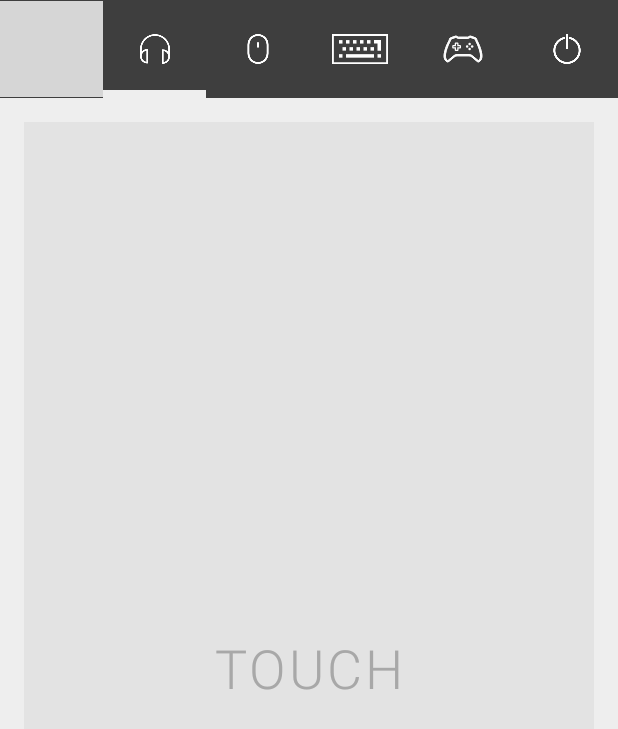
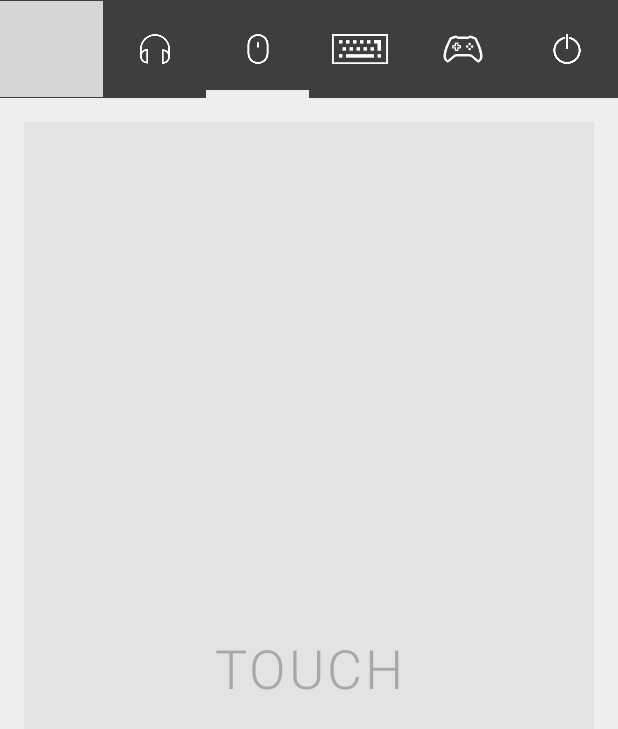
Before and after one commit to Miki96/poly-remote, an Android app: the screen it shows after launch (MainActivity), after a tap on an icon or button, on a phone screen of 412 x 824 dp. Shown: the top 729 px of the screen. Run offline under Robolectric (Android 15) with nearby library versions, the phone set to English and light mode, and no system bars; our stand-ins replace Volley; grey boxes are pictures that could not be loaded.

```diff
--- a/app/app/src/main/java/com/example/polyremote/MainActivity.java
+++ b/app/app/src/main/java/com/example/polyremote/MainActivity.java
@@ -4,14 +4,19 @@ import androidx.appcompat.app.AppCompatActivity;
 import androidx.fragment.app.Fragment;
 import androidx.fragment.app.FragmentTransaction;
 
+import android.animation.ObjectAnimator;
+import android.content.res.Configuration;
 import android.os.Bundle;
 import android.view.View;
+import android.widget.Toast;
 
 import com.example.polyremote.databinding.ActivityMainBinding;
 
 public class MainActivity extends AppCompatActivity {
 
     private ActivityMainBinding binding;
+    private Toast errorToast = null;
+
 
     @Override
     protected void onCreate(Bundle savedInstanceState) {
@@ -20,6 +25,9 @@ public class MainActivity extends AppCompatActivity {
         binding = ActivityMainBinding.inflate(getLayoutInflater());
         setContentView(binding.getRoot());
 
+        // set web service
+        initializeService();
+
         // menu bar callbacks
         addNavigationCallbacks();
 
@@ -27,6 +35,10 @@ public class MainActivity extends AppCompatActivity {
         changeFragment(0);
     }
 
+    private void initializeService() {
+        WebRequests.getInstance().setActivity(this);
+        WebRequests.getInstance().setUrlRoot("http://192.168.100.97:6252/");
+    }
 
     private void changeFragment(int page) {
         Fragment fragment = null;
@@ -54,6 +66,8 @@ public class MainActivity extends AppCompatActivity {
             transaction.replace(binding.fragmentHolder.getId(), fragment);
             transaction.commit();
         }
+
+        setSelectedAnimation(page);
     }
 
     private void addNavigationCallbacks() {
@@ -64,4 +78,25 @@ public class MainActivity extends AppCompatActivity {
         binding.buttonPrograms.setOnClickListener((View v) -> { changeFragment(4); });
     }
 
+    private void setSelectedAnimation(int page) {
+        int offset = 0;
+        String transitionType = "translationX";
+        if(getResources().getConfiguration().orientation == Configuration.ORIENTATION_LANDSCAPE){
+            offset = binding.selected.getHeight() * page;
+            transitionType = "translationY";
+        } else {
+            offset = binding.selected.getWidth() * page;
+            transitionType = "translationX";
+        }
+
+        ObjectAnimator animation = ObjectAnimator.ofFloat(binding.selected, transitionType, offset);
+        animation.setDuration(200);
+        animation.start();
+    }
+
+    public void serverError(String info) {
+        String msg = "Server error: Make sure your IP is correct and server is started.";
+        Toast.makeText(this, msg, Toast.LENGTH_LONG).show();
+    }
+
 }
--- a/app/app/src/main/java/com/example/polyremote/WebRequests.java
+++ b/app/app/src/main/java/com/example/polyremote/WebRequests.java
@@ -1,7 +1,9 @@
 package com.example.polyremote;
 
 import android.content.Context;
+import android.widget.Toast;
 
+import com.android.volley.DefaultRetryPolicy;
 import com.android.volley.Request;
 import com.android.volley.RequestQueue;
 import com.android.volley.Response;
@@ -22,6 +24,7 @@ public class WebRequests {
     }
 
     private String urlRoot;
+    private MainActivity activity;
 
     private WebRequests() {
         this.urlRoot = null;
@@ -31,7 +34,6 @@ public class WebRequests {
     public static WebRequests getInstance() {
         if (instance == null) {
             instance = new WebRequests();
-            instance.urlRoot = "http://192.168.100.97:6252/";
         }
         return instance;
     }
@@ -40,6 +42,9 @@ public class WebRequests {
         this.urlRoot = urlRoot;
     }
 
+    public void setActivity(MainActivity activity) {
+        this.activity = activity;
+    }
 
     public void sendAction(Context c, REMOTE_ACTION action) {
 
@@ -61,8 +66,13 @@ public class WebRequests {
                 @Override
                 public void onErrorResponse(VolleyError error) {
                     //binding.textView.setText("That didn't work! \n" + error.getMessage() + "\n" + error.getLocalizedMessage());
+                    activity.serverError(error.getMessage());
                 }
         });
+
+        stringRequest.setRetryPolicy(new DefaultRetryPolicy(  5 * 1000,
+                0,
+                DefaultRetryPolicy.DEFAULT_BACKOFF_MULT));
 
         // Add the request to the RequestQueue.
         queue.add(stringRequest);
--- a/app/app/src/main/res/layout-land/activity_main.xml
+++ b/app/app/src/main/res/layout-land/activity_main.xml
@@ -29,7 +29,8 @@
         android:id="@+id/fragment_holder"
         android:layout_width="0dp"
         android:layout_height="0dp"
-        android:background="#555555"
+        android:animateLayoutChanges="true"
+        android:background="#EEEEEE"
         app:layout_constraintBottom_toBottomOf="parent"
         app:layout_constraintEnd_toEndOf="parent"
         app:layout_constraintStart_toEndOf="@+id/top_nav"
--- a/app/app/src/main/res/layout/activity_main.xml
+++ b/app/app/src/main/res/layout/activity_main.xml
@@ -30,7 +30,8 @@
         android:id="@+id/fragment_holder"
         android:layout_width="0dp"
         android:layout_height="0dp"
-        android:background="#555555"
+        android:animateLayoutChanges="true"
+        android:background="#EEEEEE"
         app:layout_constraintBottom_toBottomOf="parent"
         app:layout_constraintEnd_toEndOf="parent"
         app:layout_constraintHorizontal_bias="0.0"
```
